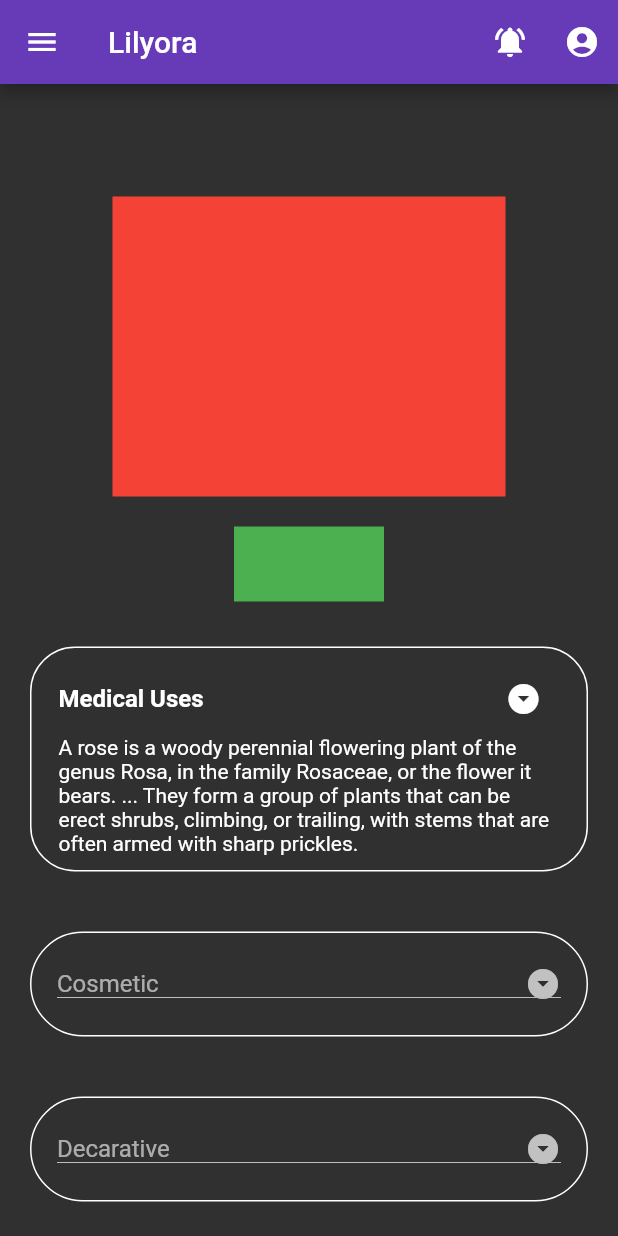
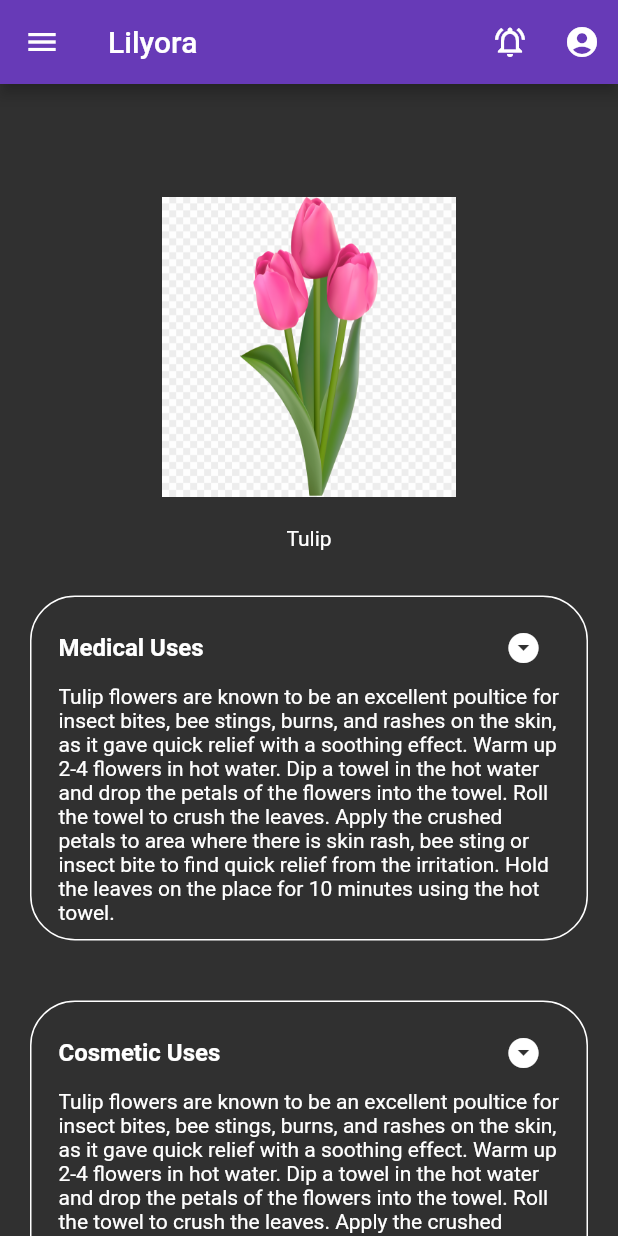
Before and after one commit to Zestful-Tribu/lilyora, a Flutter app: the screen it shows after launch, after a tap on the "arrow drop down circle" icon, on a phone screen of 412 x 824 dp. Run offline on Flutter 3.47's test engine with Material 2 defaults, Android fonts, the phone set to English and light mode, and no system bars.

Commit message:
updated the flower screen and add some demo data also create a new folder(assets)to project

```diff
--- a/lib/screens/flower_screen.dart
+++ b/lib/screens/flower_screen.dart
@@ -35,7 +35,7 @@
           ),
           actions: <Widget>[
             IconButton(
-              icon: Icon(Icons.notifications_active),
+              icon: Icon(Icons.notifications_active_outlined),
               onPressed: () {},
             ),
             IconButton(
@@ -54,17 +54,21 @@
                   width: 25,
                   alignment: Alignment.center,
                   decoration: BoxDecoration(
-                    color: Colors.red,
+                    image: DecorationImage(
+                      image:AssetImage("assets/tulip flower.png"),
+                    ),
+                    //color: Colors.white,
                   ),
                 ),
               ),
               Column(
                 children: [
                   Container(
-                    color: Colors.green,
-                    height: 50,
-                    width: 100,
-                    alignment: Alignment.center,
+                    child: Text("Tulip"),
+                    //color: Colors.green,
+                    //height: 50,
+                    //width: 100,
+                    //alignment: Alignment.center,
                     margin:EdgeInsets.only(left:10.0,top:10.0,right:10.0,bottom: 10.0),
                   ),
                 ],
@@ -91,6 +95,70 @@
                               mainAxisAlignment: MainAxisAlignment.spaceBetween,
                               children: [
                                 Text("Medical Uses",
+                                  style: TextStyle(
+                                    fontSize: 16,
+                                    fontWeight: FontWeight.bold,
+                                  ),
+                                ),
+                                IconButton(
+                                  icon: Icon(Icons.arrow_drop_down_circle),
+                                  onPressed: () {
+                                    setState(() {
+                                      open = !open;
+                                      if(open == true){
+                                        dynamicDefinition = "Tulip flowers are known to be an excellent poultice for insect "
+                                            "bites, bee stings, burns, and rashes on the skin, as it "
+                                            "gave quick relief with a soothing effect. Warm up 2-4 "
+                                            "flowers in hot water. Dip a towel in the hot water and drop "
+                                            "the petals of the flowers into the towel. Roll the towel to "
+                                            "crush the leaves. Apply the crushed petals to area where "
+                                            "there is skin rash, bee sting or insect bite to find quick "
+                                            "relief from the irritation. Hold the leaves on the place for "
+                                            "10 minutes using the hot towel.";
+
+                                      }else{
+                                        dynamicDefinition = null;
+                                      }
+
+                                    });
+                                  },
+                                )
+                              ],
+                            ),
+                          ),
+                          Container(
+                            child: dynamicDefinition == null ? null : Text("$dynamicDefinition"),
+                          )
+
+                        ],
+                      ),
+                    ),
+                  ),
+                ),
+
+              ),
+              Container(
+                child: Container(
+                  margin:EdgeInsets.all(20.0),
+                  padding: EdgeInsets.only(left: 8, right: 8),
+                  decoration: BoxDecoration(
+                      borderRadius: BorderRadius.all(Radius.circular(30)),
+                      border: Border.all(
+                        color: Colors.white,
+
+                      )
+
+                  ),
+                  child: Center(
+                    child: Padding(
+                      padding: const EdgeInsets.all(10.0),
+                      child: Column(
+                        children: [
+                          Container(
+                            child: Row(
+                              mainAxisAlignment: MainAxisAlignment.spaceBetween,
+                              children: [
+                                Text("Cosmetic Uses",
                                   style: TextStyle(
                                     fontSize: 16,
                                     fontWeight: FontWeight.bold,
@@ -131,12 +199,11 @@
 
               ),
               Container(
-                height:110 ,
                 child: Container(
                   margin:EdgeInsets.all(20.0),
-                  padding: EdgeInsets.all(1.0),
+                  padding: EdgeInsets.only(left: 8, right: 8),
                   decoration: BoxDecoration(
-                      borderRadius: BorderRadius.all(Radius.circular(50)),
+                      borderRadius: BorderRadius.all(Radius.circular(30)),
                       border: Border.all(
                         color: Colors.white,
 
@@ -145,24 +212,47 @@
                   ),
                   child: Center(
                     child: Padding(
-                      padding: const EdgeInsets.all(16.0),
-                      child: DropdownButton(
-                          hint: Text("Cosmetic"),
-                          dropdownColor: Colors.grey,
+                      padding: const EdgeInsets.all(10.0),
+                      child: Column(
+                        children: [
+                          Container(
+                            child: Row(
+                              mainAxisAlignment: MainAxisAlignment.spaceBetween,
+                              children: [
+                                Text("Edibility",
+                                  style: TextStyle(
+                                    fontSize: 16,
+                                    fontWeight: FontWeight.bold,
+                                  ),
+                                ),
+                                IconButton(
                                   icon: Icon(Icons.arrow_drop_down_circle),
-                          isExpanded: true,
-                          value:valueChoose,
-                          onChanged: (newValue){
+                                  onPressed: () {
                                     setState(() {
-                              valueChoose = newValue;
+                                      open = !open;
+                                      if(open == true){
+                                        dynamicDefinition = "A rose is a woody "
+                                            "perennial flowering plant of the "
+                                            "genus Rosa, in the family Rosaceae, "
+                                            "or the flower it bears. ... They form "
+                                            "a group of plants that can be erect"
+                                            " shrubs, climbing, or trailing, with "
+                                            "stems that are often armed with sharp prickles.";
+                                      }else{
+                                        dynamicDefinition = null;
+                                      }
+
                                     });
                                   },
-                          items: listItem.map((valueItem){
-                            return DropdownMenuItem(
-                              value:valueItem,
-                              child: Text(valueItem),
-                            );
-                          }).toList()
+                                )
+                              ],
+                            ),
+                          ),
+                          Container(
+                            child: dynamicDefinition == null ? null : Text("$dynamicDefinition"),
+                          )
+
+                        ],
                       ),
                     ),
                   ),
@@ -170,12 +260,11 @@
 
               ),
               Container(
-                height:110 ,
                 child: Container(
                   margin:EdgeInsets.all(20.0),
-                  padding: EdgeInsets.all(1.0),
+                  padding: EdgeInsets.only(left: 8, right: 8),
                   decoration: BoxDecoration(
-                      borderRadius: BorderRadius.all(Radius.circular(50)),
+                      borderRadius: BorderRadius.all(Radius.circular(30)),
                       border: Border.all(
                         color: Colors.white,
 
@@ -184,63 +273,47 @@
                   ),
                   child: Center(
                     child: Padding(
-                      padding: const EdgeInsets.all(16.0),
-                      child: DropdownButton(
-                          hint: Text("Decarative"),
-                          dropdownColor: Colors.grey,
+                      padding: const EdgeInsets.all(10.0),
+                      child: Column(
+                        children: [
+                          Container(
+                            child: Row(
+                              mainAxisAlignment: MainAxisAlignment.spaceBetween,
+                              children: [
+                                Text("Decarative Uses",
+                                  style: TextStyle(
+                                    fontSize: 16,
+                                    fontWeight: FontWeight.bold,
+                                  ),
+                                ),
+                                IconButton(
                                   icon: Icon(Icons.arrow_drop_down_circle),
-                          isExpanded: true,
-                          value:valueChoose,
-                          onChanged: (newValue){
+                                  onPressed: () {
                                     setState(() {
-                              valueChoose = newValue;
+                                      open = !open;
+                                      if(open == true){
+                                        dynamicDefinition = "A rose is a woody "
+                                            "perennial flowering plant of the "
+                                            "genus Rosa, in the family Rosaceae, "
+                                            "or the flower it bears. ... They form "
+                                            "a group of plants that can be erect"
+                                            " shrubs, climbing, or trailing, with "
+                                            "stems that are often armed with sharp prickles.";
+                                      }else{
+                                        dynamicDefinition = null;
+                                      }
+
                                     });
                                   },
-                          items: listItem.map((valueItem){
-                            return DropdownMenuItem(
-                              value:valueItem,
-                              child: Text(valueItem),
-                            );
-                          }).toList()
+                                )
+                              ],
                             ),
                           ),
-                  ),
-                ),
-
-              ),
                           Container(
-                height:110,
-                child: Container(
-                  margin:EdgeInsets.all(20.0),
-                  padding: EdgeInsets.all(1.0),
-                  decoration: BoxDecoration(
-                      borderRadius: BorderRadius.all(Radius.circular(50)),
-                      border: Border.all(
-                        color: Colors.white,
-
+                            child: dynamicDefinition == null ? null : Text("$dynamicDefinition"),
                           )
 
-                  ),
-                  child: Center(
-                    child: Padding(
-                      padding: const EdgeInsets.all(16.0),
-                      child: DropdownButton(
-                          hint: Text("Edibility"),
-                          dropdownColor: Colors.grey,
-                          icon: Icon(Icons.arrow_drop_down_circle),
-                          isExpanded: true,
-                          value:valueChoose,
-                          onChanged: (newValue){
-                            setState(() {
-                              valueChoose = newValue;
-                            });
-                          },
-                          items: listItem.map((valueItem){
-                            return DropdownMenuItem(
-                              value:valueItem,
-                              child: Text(valueItem),
-                            );
-                          }).toList()
+                        ],
                       ),
                     ),
                   ),
--- a/pubspec.yaml
+++ b/pubspec.yaml
@@ -45,7 +45,8 @@
   uses-material-design: true
 
   # To add assets to your application, add an assets section, like this:
-  # assets:
+  assets:
+      - assets/
   #   - images/a_dot_burr.jpeg
   #   - images/a_dot_ham.jpeg
 
```
Also changed, not shown: assets/tulip flower.png (added), pubspec.lock. Lines whose indentation alone changed are shown as unchanged.
